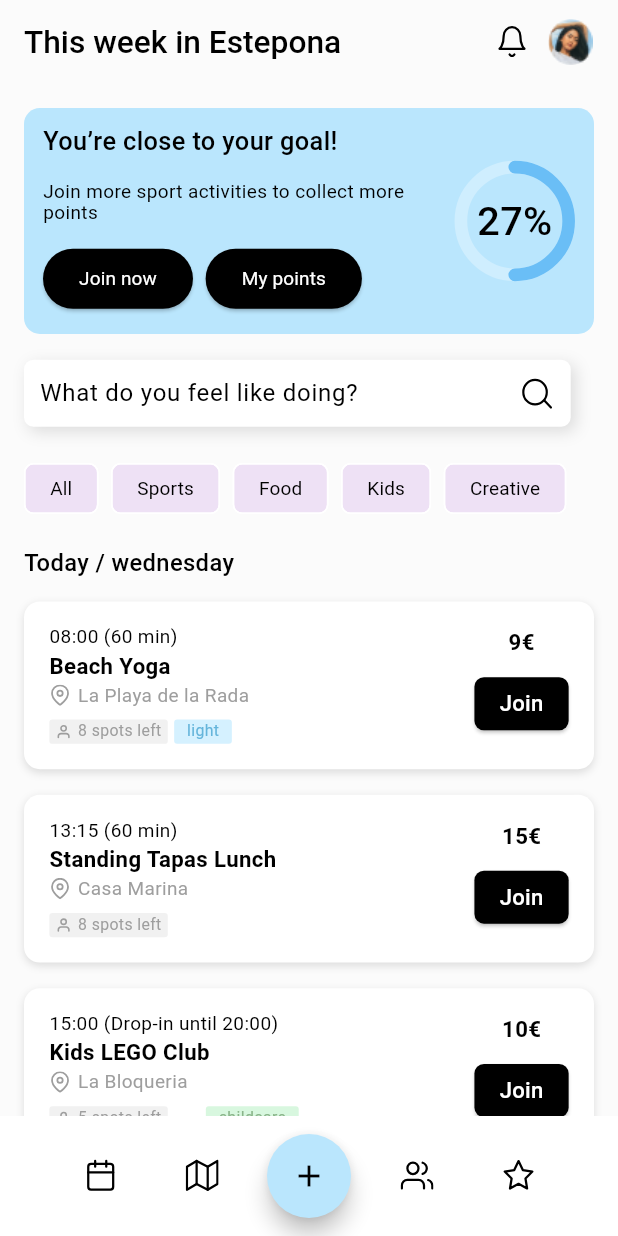
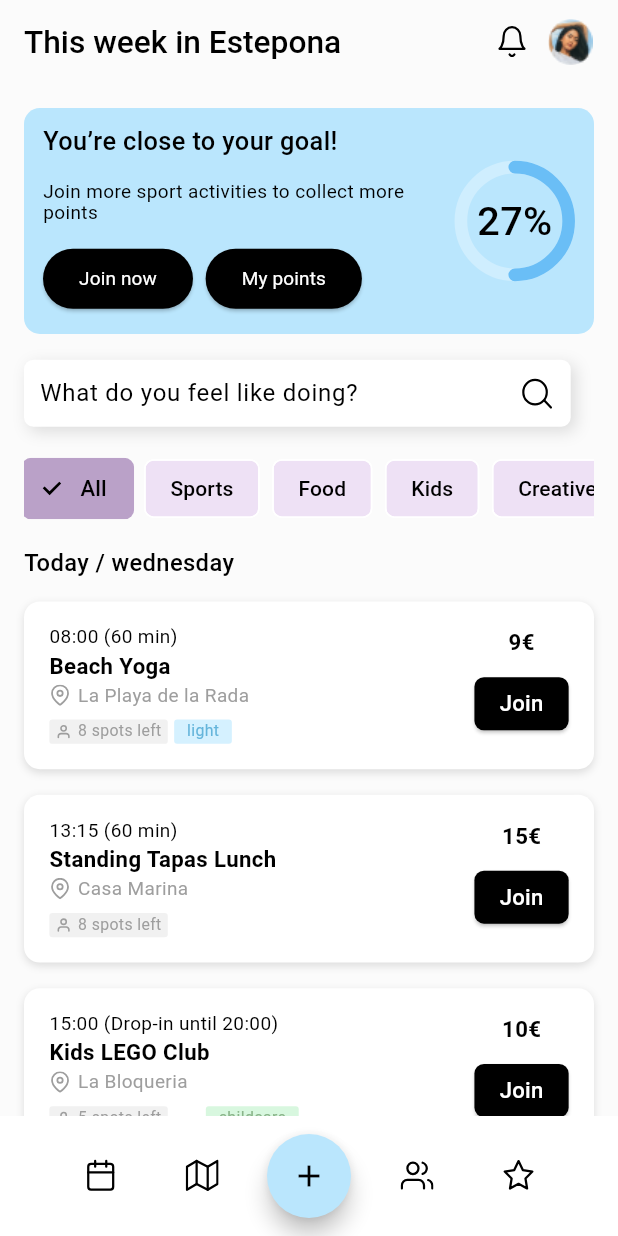
Before and after one commit to Sumina1/town_square_web, a Flutter app: the screen it shows after launch, on a phone screen of 412 x 824 dp. Run offline on Flutter 3.47's test engine with Material 3 defaults, Android fonts, the light colour scheme and no system bars; drawn by our look-alikes of percent_indicator; our stand-ins replace flutter_bloc, flutter_screenutil, flutter_svg, freezed_annotation, get_it; Roboto replaces fonts that are missing (Poppins, SF Pro Display).

Commit message:
all filter worked

```diff
--- a/lib/features/activities/presentation/screen/todays_activities_mobile_design.dart
+++ b/lib/features/activities/presentation/screen/todays_activities_mobile_design.dart
@@ -9,6 +9,7 @@ import 'package:townsquare/core/widget/text_field.dart';
 import 'package:townsquare/core/widgets/svg_icon.dart';
 
 import 'package:townsquare/features/activities/presentation/cubit/activities_cubit.dart';
+import 'package:townsquare/features/activities/presentation/widget/filter_bar.dart';
 
 class _Constants {
   static const backgroundColor = Color(0xFFFBFBFB);
@@ -264,55 +265,55 @@ class SearchBar extends StatelessWidget {
   }
 }
 
-class FilterBar extends StatelessWidget {
-  final String selectedFilter;
-  final Function(String) onFilterSelected;
+// class FilterBar extends StatelessWidget {
+//   final String selectedFilter;
+//   final Function(String) onFilterSelected;
 
-  const FilterBar({
-    super.key,
-    required this.selectedFilter,
-    required this.onFilterSelected,
-  });
+//   const FilterBar({
+//     super.key,
+//     required this.selectedFilter,
+//     required this.onFilterSelected,
+//   });
 
-  @override
-  Widget build(BuildContext context) {
-    final filters = [
-      'All',
-      'Sports',
-      'Food',
-      'Kids',
-      'Creative',
-    ];
+//   @override
+//   Widget build(BuildContext context) {
+//     final filters = [
+//       'All',
+//       'Sports',
+//       'Food',
+//       'Kids',
+//       'Creative',
+//     ];
 
-    return SingleChildScrollView(
-      scrollDirection: Axis.horizontal,
-      child: Row(
-        children: filters
-            .map((filter) => Padding(
-                  padding: EdgeInsets.only(right: 8.w),
-                  child: FilterChip(
-                    selected: selectedFilter == filter,
-                    selectedColor: _Constants.filterChipSelectedColor,
-                    label: BuildText(
-                      text: filter,
-                      fontSize: 12.sp,
-                      color: Colors.black,
-                    ),
-                    backgroundColor: _Constants.filterChipBackgroundColor,
-                    shape: RoundedRectangleBorder(
-                      borderRadius: BorderRadius.circular(6.r),
-                    ),
-                    padding:
-                        EdgeInsets.symmetric(horizontal: 8.w, vertical: 8.h),
-                    onSelected: (_) => onFilterSelected(
-                        selectedFilter == filter ? 'All' : filter),
-                  ),
-                ))
-            .toList(),
-      ),
-    );
-  }
-}
+//     return SingleChildScrollView(
+//       scrollDirection: Axis.horizontal,
+//       child: Row(
+//         children: filters
+//             .map((filter) => Padding(
+//                   padding: EdgeInsets.only(right: 8.w),
+//                   child: FilterChip(
+//                     selected: selectedFilter == filter,
+//                     selectedColor: _Constants.filterChipSelectedColor,
+//                     label: BuildText(
+//                       text: filter,
+//                       fontSize: 12.sp,
+//                       color: Colors.black,
+//                     ),
+//                     backgroundColor: _Constants.filterChipBackgroundColor,
+//                     shape: RoundedRectangleBorder(
+//                       borderRadius: BorderRadius.circular(6.r),
+//                     ),
+//                     padding:
+//                         EdgeInsets.symmetric(horizontal: 8.w, vertical: 8.h),
+//                     onSelected: (_) => onFilterSelected(
+//                         selectedFilter == filter ? 'All' : filter),
+//                   ),
+//                 ))
+//             .toList(),
+//       ),
+//     );
+//   }
+// }
 
 class ActivityCard extends StatelessWidget {
   final String time;
--- a/lib/features/activities/presentation/widget/filter_bar.dart
+++ b/lib/features/activities/presentation/widget/filter_bar.dart
@@ -13,40 +13,40 @@ class FilterBar extends StatelessWidget {
 
   @override
   Widget build(BuildContext context) {
-    return Row(
-      children: [
-        FilterChip(
-          label: const Text('All'),
-          selected: selectedFilter == 'all',
-          onSelected: (_) => onFilterSelected('all'),
-          backgroundColor: Colors.white,
-          selectedColor: Colors.black12,
-        ),
-        SizedBox(width: 8.w),
-        FilterChip(
-          label: const Text('Sports'),
-          selected: selectedFilter == 'Sports',
-          onSelected: (_) => onFilterSelected('Sports'),
-        ),
-        SizedBox(width: 8.w),
-        FilterChip(
-          label: const Text('Food'),
-          selected: selectedFilter == 'Food',
-          onSelected: (_) => onFilterSelected('Food'),
-        ),
-        SizedBox(width: 8.w),
-        FilterChip(
-          label: const Text('Kids'),
-          selected: selectedFilter == 'Kids',
-          onSelected: (_) => onFilterSelected('Kids'),
-        ),
-        SizedBox(width: 8.w),
-        FilterChip(
-          label: const Text('Creative'),
-          selected: selectedFilter == 'Creative',
-          onSelected: (_) => onFilterSelected('Creative'),
-        ),
-      ],
+    final filters = ['all', 'Sports', 'Food', 'Kids', 'Creative'];
+
+    return SingleChildScrollView(
+      scrollDirection: Axis.horizontal,
+      child: Row(
+        children: filters.map((filter) {
+          final isSelected =
+              selectedFilter.toLowerCase() == filter.toLowerCase();
+          return Padding(
+            padding: EdgeInsets.only(right: 8.w),
+            child: AnimatedScale(
+              duration: const Duration(milliseconds: 200),
+              scale: isSelected ? 1.05 : 1.0,
+              child: FilterChip(
+                selected: isSelected,
+                selectedColor: const Color(0xFFBAA1C8),
+                label: Text(filter == 'all' ? 'All' : filter),
+                backgroundColor: const Color(0xFFEEE1F5),
+                shape: RoundedRectangleBorder(
+                  borderRadius: BorderRadius.circular(6.r),
+                ),
+                padding: EdgeInsets.symmetric(horizontal: 8.w, vertical: 8.h),
+                onSelected: (_) {
+                  if (isSelected) {
+                    onFilterSelected('all');
+                  } else {
+                    onFilterSelected(filter);
+                  }
+                },
+              ),
+            ),
+          );
+        }).toList(),
+      ),
     );
   }
 }
```
Also changed, not shown: 1 other file.
